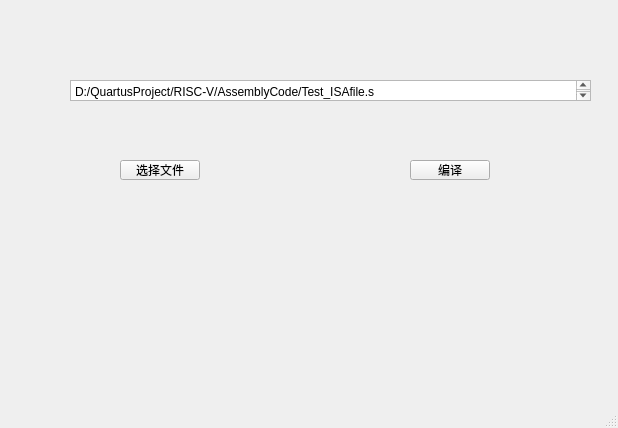
Old version of the form mainwindow.ui in the repository Dio-Bakery/Compiler.
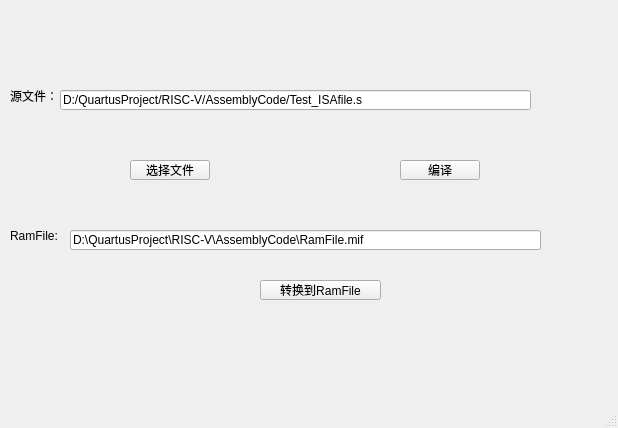
New version of the form.

Commit message:
Can compile into RamFile format.
more easy to use

Patch:
```diff
--- a/mainwindow.ui
+++ b/mainwindow.ui
@@ -22,7 +22,7 @@
    <widget class="QPushButton" name="pushButton_SelectFile">
     <property name="geometry">
      <rect>
-      <x>120</x>
+      <x>130</x>
       <y>160</y>
       <width>80</width>
       <height>20</height>
@@ -32,27 +32,10 @@
      <string>选择文件</string>
     </property>
    </widget>
-   <widget class="QTextEdit" name="File_to_compile">
-    <property name="geometry">
-     <rect>
-      <x>70</x>
-      <y>80</y>
-      <width>521</width>
-      <height>21</height>
-     </rect>
-    </property>
-    <property name="html">
-     <string>&lt;!DOCTYPE HTML PUBLIC &quot;-//W3C//DTD HTML 4.0//EN&quot; &quot;http://www.w3.org/TR/REC-html40/strict.dtd&quot;&gt;
-&lt;html&gt;&lt;head&gt;&lt;meta name=&quot;qrichtext&quot; content=&quot;1&quot; /&gt;&lt;style type=&quot;text/css&quot;&gt;
-p, li { white-space: pre-wrap; }
-&lt;/style&gt;&lt;/head&gt;&lt;body style=&quot; font-family:'SimSun'; font-size:9pt; font-weight:400; font-style:normal;&quot;&gt;
-&lt;p style=&quot; margin-top:0px; margin-bottom:0px; margin-left:0px; margin-right:0px; -qt-block-indent:0; text-indent:0px;&quot;&gt;D:/QuartusProject/RISC-V/AssemblyCode/Test_ISAfile.s&lt;/p&gt;&lt;/body&gt;&lt;/html&gt;</string>
-    </property>
-   </widget>
    <widget class="QPushButton" name="pushButton_Compile">
     <property name="geometry">
      <rect>
-      <x>410</x>
+      <x>400</x>
       <y>160</y>
       <width>80</width>
       <height>20</height>
@@ -62,6 +45,71 @@
      <string>编译</string>
     </property>
    </widget>
+   <widget class="QPushButton" name="pushButton_toRamFile">
+    <property name="geometry">
+     <rect>
+      <x>260</x>
+      <y>280</y>
+      <width>121</width>
+      <height>20</height>
+     </rect>
+    </property>
+    <property name="text">
+     <string>转换到RamFile</string>
+    </property>
+   </widget>
+   <widget class="QLineEdit" name="RamFile">
+    <property name="geometry">
+     <rect>
+      <x>70</x>
+      <y>230</y>
+      <width>471</width>
+      <height>20</height>
+     </rect>
+    </property>
+    <property name="text">
+     <string>D:\QuartusProject\RISC-V\AssemblyCode\RamFile.mif</string>
+    </property>
+   </widget>
+   <widget class="QLineEdit" name="File_to_Compile">
+    <property name="geometry">
+     <rect>
+      <x>60</x>
+      <y>90</y>
+      <width>471</width>
+      <height>20</height>
+     </rect>
+    </property>
+    <property name="text">
+     <string>D:/QuartusProject/RISC-V/AssemblyCode/Test_ISAfile.s</string>
+    </property>
+   </widget>
+   <widget class="QLabel" name="label">
+    <property name="geometry">
+     <rect>
+      <x>10</x>
+      <y>90</y>
+      <width>54</width>
+      <height>12</height>
+     </rect>
+    </property>
+    <property name="text">
+     <string>源文件：</string>
+    </property>
+   </widget>
+   <widget class="QLabel" name="label_2">
+    <property name="geometry">
+     <rect>
+      <x>10</x>
+      <y>230</y>
+      <width>54</width>
+      <height>12</height>
+     </rect>
+    </property>
+    <property name="text">
+     <string>RamFile:</string>
+    </property>
+   </widget>
   </widget>
   <widget class="QMenuBar" name="menubar">
    <property name="geometry">
```
The commit also changes 31 other files.
